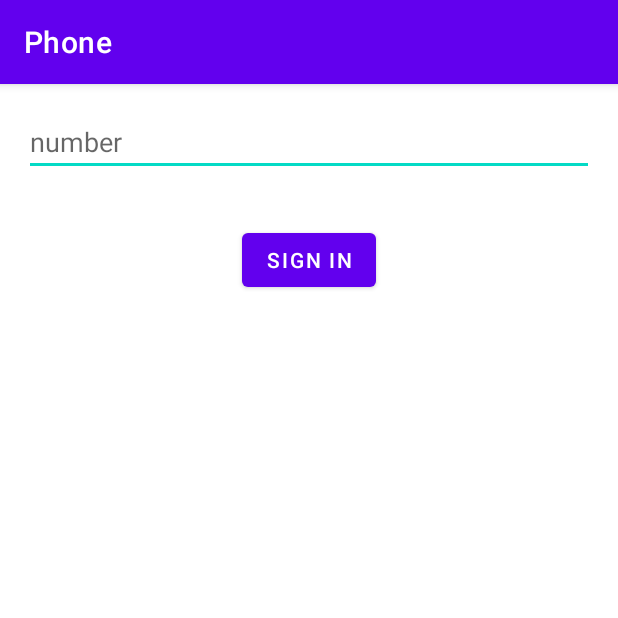
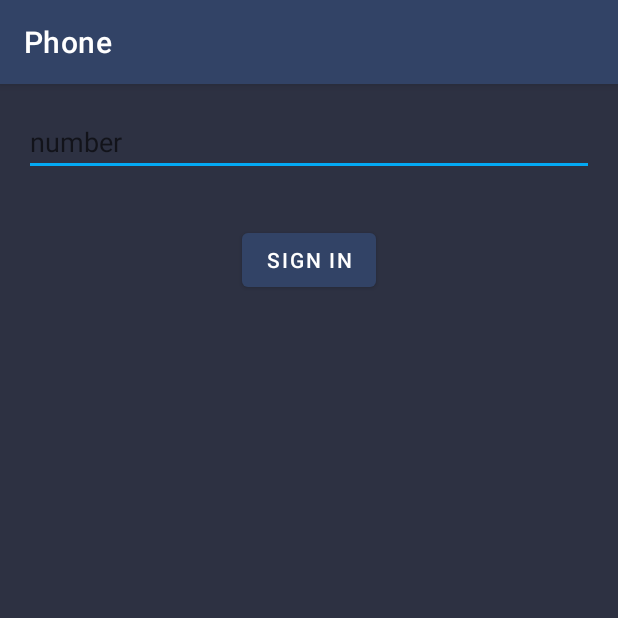
Before and after one commit to anarkulov/Chat, an Android app: the screen it shows after launch (PhoneActivity), on a phone screen of 412 x 824 dp, the top half of it. Run offline under Robolectric (Android 15) with nearby library versions, the phone set to English and light mode, and no system bars; our stand-ins replace Firebase (no records; nobody signed in at launch, a user with empty details on screens opened directly).

Commit message:
Add changes on Chats

```diff
--- a/app/src/main/java/com/erzhan/chatapp/activities/MainActivity.kt
+++ b/app/src/main/java/com/erzhan/chatapp/activities/MainActivity.kt
@@ -65,7 +65,7 @@ class MainActivity : AppCompatActivity(), OnItemClickListener {
         if (myUserId != null) {
             FirebaseFirestore
                 .getInstance()
-                .collection("chats") // orderBy
+                .collection("chats")
                 .whereArrayContains("userIds", myUserId)
                 .addSnapshotListener { value, _ ->
                     if (value != null) {
--- a/app/src/main/java/com/erzhan/chatapp/adapters/ChatAdapter.kt
+++ b/app/src/main/java/com/erzhan/chatapp/adapters/ChatAdapter.kt
@@ -5,7 +5,6 @@ import android.view.LayoutInflater
 import android.view.View
 import android.view.ViewGroup
 import android.widget.TextView
-import android.widget.Toast
 import androidx.recyclerview.widget.RecyclerView
 import com.erzhan.chatapp.R
 import com.erzhan.chatapp.interfaces.OnItemClickListener
@@ -14,7 +13,6 @@ import com.erzhan.chatapp.models.User
 import com.google.firebase.auth.FirebaseAuth
 import com.google.firebase.firestore.DocumentSnapshot
 import com.google.firebase.firestore.FirebaseFirestore
-import com.google.firebase.firestore.QuerySnapshot
 
 class ChatAdapter(
     context: Context,
@@ -35,7 +33,7 @@ class ChatAdapter(
     class MyViewHolder(itemView: View, onItemClickListener: OnItemClickListener) :
         RecyclerView.ViewHolder(itemView), View.OnClickListener {
         private val chatNameTextView: TextView = itemView.findViewById(R.id.chatNameTextViewId)
-        private val myTextView: TextView = itemView.findViewById(R.id.myTextViewId)
+        private val myTextView: TextView = itemView.findViewById(R.id.lastMessageTextViewId)
         private var onItemClickListener: OnItemClickListener
 
         init {
--- a/app/src/main/java/com/erzhan/chatapp/fcm/MyFirebaseMessagingService.kt
+++ b/app/src/main/java/com/erzhan/chatapp/fcm/MyFirebaseMessagingService.kt
@@ -17,14 +17,13 @@ import com.google.firebase.messaging.RemoteMessage
 
 class MyFirebaseMessagingService : FirebaseMessagingService() {
 
-    val LOG = "LCM"
+    private val LOG = "LCM"
 
     override fun onMessageReceived(remoteMessage: RemoteMessage) {
         super.onMessageReceived(remoteMessage)
         Log.v(LOG, "message: $remoteMessage")
 
         if (remoteMessage.notification != null){
-//            if ()
             sendNotification(remoteMessage.notification?.body, remoteMessage.notification?.title)
         }
     }
--- a/app/src/main/res/layout/activity_chat.xml
+++ b/app/src/main/res/layout/activity_chat.xml
@@ -12,20 +12,21 @@
         android:layout_width="match_parent"
         android:layout_weight="1"
         android:layout_height="0dp"
+        android:padding="8dp"
         app:layout_constraintTop_toTopOf="parent"/>
 
 
     <LinearLayout
         android:layout_width="match_parent"
         android:layout_height="50dp"
-        android:background="@color/blue">
+        android:background="@color/blueLight">
 
         <EditText
             android:id="@+id/messageEditTextId"
             android:layout_width="0dp"
             android:layout_weight="1"
             android:layout_height="match_parent"
-            android:padding="8dp"
+            android:paddingStart="16dp"
             android:hint="message"
             android:background="@color/transparent"
             android:textColorHint="@color/white"
--- a/app/src/main/res/layout/activity_contacts.xml
+++ b/app/src/main/res/layout/activity_contacts.xml
@@ -4,13 +4,13 @@
     xmlns:tools="http://schemas.android.com/tools"
     android:layout_width="match_parent"
     android:layout_height="match_parent"
+    android:padding="8dp"
     tools:context=".activities.ContactsActivity">
 
     <androidx.recyclerview.widget.RecyclerView
         android:id="@+id/contactsRecyclerViewId"
         android:layout_width="match_parent"
         android:layout_height="match_parent"
-        android:padding="4dp"
         app:layout_constraintBottom_toBottomOf="parent"
         app:layout_constraintEnd_toEndOf="parent"
         app:layout_constraintStart_toStartOf="parent"
--- a/app/src/main/res/layout/activity_main.xml
+++ b/app/src/main/res/layout/activity_main.xml
@@ -4,14 +4,16 @@
     xmlns:tools="http://schemas.android.com/tools"
     android:layout_width="match_parent"
     android:layout_height="match_parent"
+    android:padding="8dp"
     tools:context=".activities.MainActivity">
 
     <com.google.android.material.floatingactionbutton.FloatingActionButton
         android:layout_width="wrap_content"
         android:layout_height="wrap_content"
-        android:layout_margin="16dp"
+        android:layout_margin="8dp"
         android:onClick="onClickContacts"
         android:src="@drawable/ic_pen"
+        app:tint="@color/white"
         app:layout_constraintRight_toRightOf="parent"
         app:layout_constraintBottom_toBottomOf="parent"/>
 
--- a/app/src/main/res/layout/list_user.xml
+++ b/app/src/main/res/layout/list_user.xml
@@ -10,7 +10,6 @@
         android:id="@+id/usernameTextViewId"
         android:layout_width="wrap_content"
         android:layout_height="wrap_content"
-        android:textColor="@color/grey"
         tools:text="username" />
 
 </LinearLayout>
--- a/app/src/main/res/values-night/themes.xml
+++ b/app/src/main/res/values-night/themes.xml
@@ -1,8 +1,11 @@
 <resources xmlns:tools="http://schemas.android.com/tools">
     <!-- Base application theme. -->
     <style name="Theme.ChatApp" parent="Theme.MaterialComponents.Light.DarkActionBar">
+        <item name="android:itemBackground">@color/blue</item>
+        <item name="android:textColor">@color/white</item>
+        <item name="android:colorBackground">@color/blue</item>
         <!-- Primary brand color. -->
-        <item name="colorPrimary">@color/purple_200</item>
+        <item name="colorPrimary">@color/colorPrimary</item>
         <item name="colorPrimaryVariant">@color/purple_700</item>
         <item name="colorOnPrimary">@color/black</item>
         <!-- Secondary brand color. -->
--- a/app/src/main/res/values/colors.xml
+++ b/app/src/main/res/values/colors.xml
@@ -2,12 +2,14 @@
 <resources>
     <color name="purple_200">#FFBB86FC</color>
     <color name="purple_500">#FF6200EE</color>
-    <color name="purple_700">#FF3700B3</color>
-    <color name="teal_200">#FF03DAC5</color>
+    <color name="purple_700">#392E53</color>
+    <color name="teal_200">#03A9F4</color>
     <color name="teal_700">#FF018786</color>
     <color name="black">#FF000000</color>
     <color name="white">#FFFFFFFF</color>
     <color name="blue">#2D3142</color>
+    <color name="colorPrimary">#324366</color>
+    <color name="blueLight">#3A2A4E</color>
     <color name="transparent">#00FFFFFF</color>
-    <color name="grey">#635C5C</color>
+    <color name="grey">#B3ABAB</color>
 </resources>
--- a/app/src/main/res/values/themes.xml
+++ b/app/src/main/res/values/themes.xml
@@ -1,9 +1,12 @@
 <resources xmlns:tools="http://schemas.android.com/tools">
     <!-- Base application theme. -->
-    <style name="Theme.ChatApp" parent="Theme.MaterialComponents.DayNight.DarkActionBar">
+    <style name="Theme.ChatApp" parent="Theme.MaterialComponents.Light.DarkActionBar">
+        <item name="android:itemBackground">@color/blue</item>
+        <item name="android:textColor">@color/white</item>
+        <item name="android:colorBackground">@color/blue</item>
         <!-- Primary brand color. -->
-        <item name="colorPrimary">@color/purple_500</item>
-        <item name="colorPrimaryVariant">@color/purple_700</item>
+        <item name="colorPrimary">@color/colorPrimary</item>
+        <item name="colorPrimaryVariant">@color/blue</item>
         <item name="colorOnPrimary">@color/white</item>
         <!-- Secondary brand color. -->
         <item name="colorSecondary">@color/teal_200</item>
@@ -13,4 +16,6 @@
         <item name="android:statusBarColor" tools:targetApi="l">?attr/colorPrimaryVariant</item>
         <!-- Customize your theme here. -->
     </style>
+
+    <color name="bluePowder">#091324</color>
 </resources>
```
Also changed, not shown: app/src/main/java/com/erzhan/chatapp/activities/ChatActivity.kt (+15 -25 lines), app/src/main/res/layout/list_chat.xml (+5 -13 lines).
